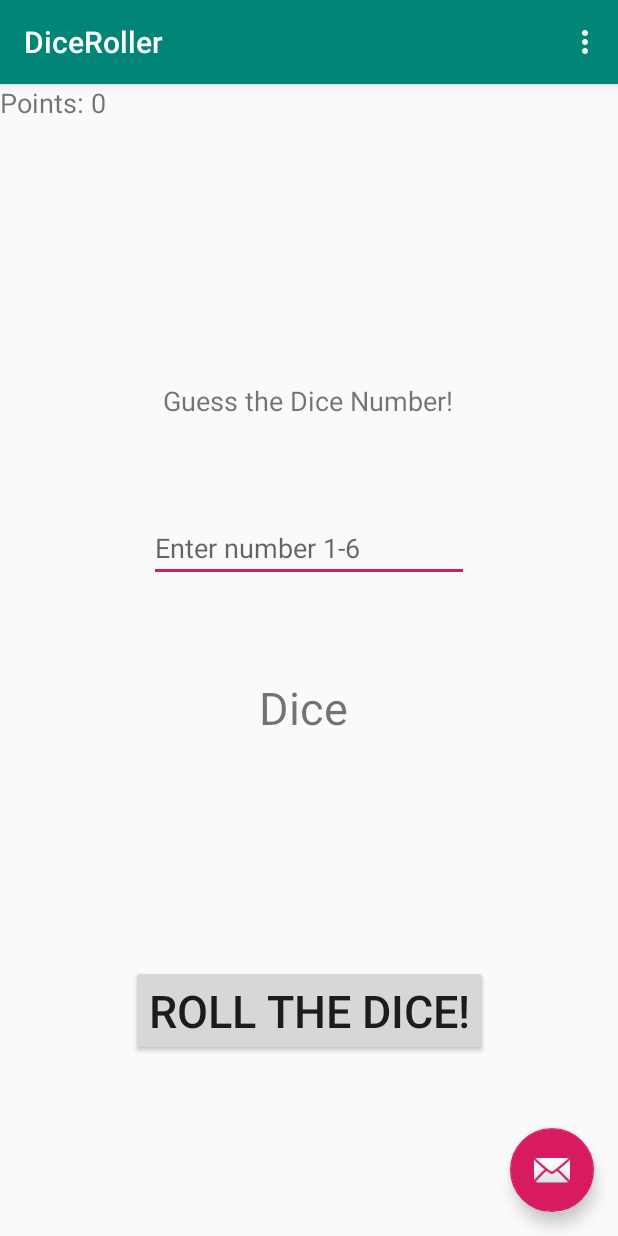
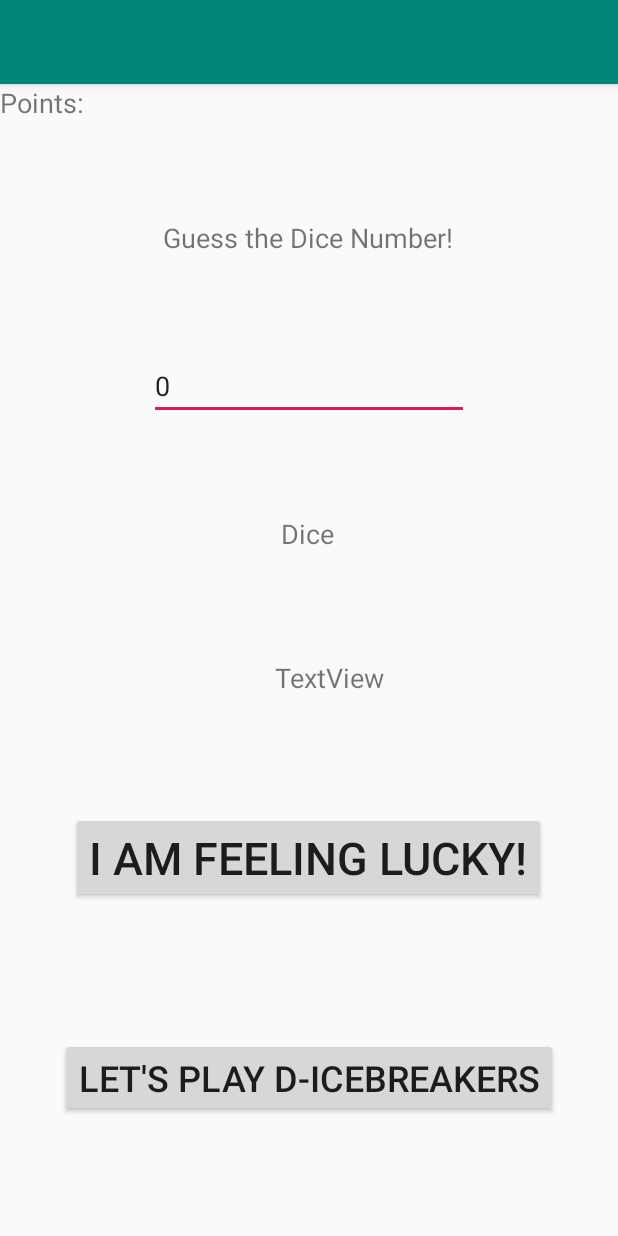
Before and after one commit to ASafi99/DiceRoller, an Android app: the screen it shows after launch (MainActivity), on a phone screen of 412 x 824 dp. Run offline under Robolectric (Android 15) with nearby library versions, the phone set to English and light mode, and no system bars.

Commit message:
part IIIa Level 4

```diff
--- a/app/src/main/res/layout/activity_main.xml
+++ b/app/src/main/res/layout/activity_main.xml
@@ -20,14 +20,8 @@
 
     </com.google.android.material.appbar.AppBarLayout>
 
-    <include layout="@layout/content_main" />
-
-    <com.google.android.material.floatingactionbutton.FloatingActionButton
-        android:id="@+id/fab"
-        android:layout_width="wrap_content"
-        android:layout_height="wrap_content"
-        android:layout_gravity="bottom|end"
-        android:layout_margin="@dimen/fab_margin"
-        app:srcCompat="@android:drawable/ic_dialog_email" />
+    <include
+        layout="@layout/content_main"
+        android:onClick="test" />
 
 </androidx.coordinatorlayout.widget.CoordinatorLayout>
--- a/app/src/main/res/layout/content_main.xml
+++ b/app/src/main/res/layout/content_main.xml
@@ -4,7 +4,7 @@
     xmlns:tools="http://schemas.android.com/tools"
     android:layout_width="match_parent"
     android:layout_height="match_parent"
-    android:onClick="on_button_click"
+    android:onClick="on_button_click1"
     app:layout_behavior="@string/appbar_scrolling_view_behavior"
     tools:context=".MainActivity"
     tools:layout_editor_absoluteY="56dp"
@@ -19,25 +19,27 @@
         android:layout_marginRight="32dp"
         android:layout_marginBottom="32dp"
         android:text="Dice"
-        android:textSize="30sp"
+        android:textSize="18sp"
         app:layout_constraintBottom_toBottomOf="parent"
+        app:layout_constraintHorizontal_bias="0.509"
         app:layout_constraintLeft_toLeftOf="parent"
         app:layout_constraintRight_toRightOf="parent"
         app:layout_constraintTop_toTopOf="parent"
-        app:layout_constraintVertical_bias="0.548" />
+        app:layout_constraintVertical_bias="0.376" />
 
     <Button
         android:id="@+id/button"
         android:layout_width="wrap_content"
         android:layout_height="wrap_content"
         android:onClick="on_button_click"
-        android:text="Roll the Dice!"
+        android:text="I am feeling lucky!"
         android:textSize="30sp"
         app:layout_constraintBottom_toBottomOf="parent"
         app:layout_constraintEnd_toEndOf="parent"
+        app:layout_constraintHorizontal_bias="0.497"
         app:layout_constraintStart_toStartOf="parent"
         app:layout_constraintTop_toTopOf="parent"
-        app:layout_constraintVertical_bias="0.83" />
+        app:layout_constraintVertical_bias="0.686" />
 
     <TextView
         android:id="@+id/textView2"
@@ -47,19 +49,19 @@
         android:textSize="18sp"
         app:layout_constraintBottom_toBottomOf="parent"
         app:layout_constraintEnd_toEndOf="parent"
-        app:layout_constraintHorizontal_bias="0.497"
+        app:layout_constraintHorizontal_bias="0.498"
         app:layout_constraintStart_toStartOf="parent"
         app:layout_constraintTop_toTopOf="parent"
-        app:layout_constraintVertical_bias="0.267" />
+        app:layout_constraintVertical_bias="0.121" />
 
     <TextView
         android:id="@+id/score"
-        android:layout_width="88dp"
-        android:layout_height="54dp"
+        android:layout_width="520dp"
+        android:layout_height="176dp"
         android:text="Points:"
         android:textSize="18sp"
-        tools:layout_editor_absoluteX="16dp"
-        tools:layout_editor_absoluteY="16dp" />
+        tools:layout_editor_absoluteX="1dp"
+        tools:layout_editor_absoluteY="1dp" />
 
     <EditText
         android:id="@+id/editText"
@@ -68,10 +70,38 @@
         android:ems="10"
         android:hint="Enter number 1-6"
         android:inputType="number"
+        android:text="0"
         app:layout_constraintBottom_toTopOf="@+id/numberTextView"
         app:layout_constraintEnd_toEndOf="parent"
         app:layout_constraintHorizontal_bias="0.5"
         app:layout_constraintStart_toStartOf="parent"
         app:layout_constraintTop_toBottomOf="@+id/textView2" />
 
+    <Button
+        android:id="@+id/button2"
+        android:layout_width="wrap_content"
+        android:layout_height="wrap_content"
+        android:onClick="on_button_click1"
+        android:text="Let's play D-ICEBREAKERS"
+        android:textSize="24sp"
+        app:layout_constraintBottom_toBottomOf="parent"
+        app:layout_constraintEnd_toEndOf="parent"
+        app:layout_constraintHorizontal_bias="0.496"
+        app:layout_constraintStart_toStartOf="parent"
+        app:layout_constraintTop_toTopOf="parent"
+        app:layout_constraintVertical_bias="0.889" />
+
+    <TextView
+        android:id="@+id/question"
+        android:layout_width="wrap_content"
+        android:layout_height="wrap_content"
+        android:text="TextView"
+        android:textSize="18sp"
+        app:layout_constraintBottom_toBottomOf="parent"
+        app:layout_constraintEnd_toEndOf="parent"
+        app:layout_constraintHorizontal_bias="0.54"
+        app:layout_constraintStart_toStartOf="parent"
+        app:layout_constraintTop_toTopOf="parent"
+        app:layout_constraintVertical_bias="0.516" />
+
 </androidx.constraintlayout.widget.ConstraintLayout>
--- a/app/src/main/res/values/strings.xml
+++ b/app/src/main/res/values/strings.xml
@@ -1,4 +1,5 @@
 <resources>
     <string name="app_name">DiceRoller</string>
     <string name="action_settings">Settings</string>
+    <string name="dice">Dice</string>
 </resources>
```
Also changed, not shown: app/src/main/java/com/example/diceroller/MainActivity.java (+99 -48 lines).
